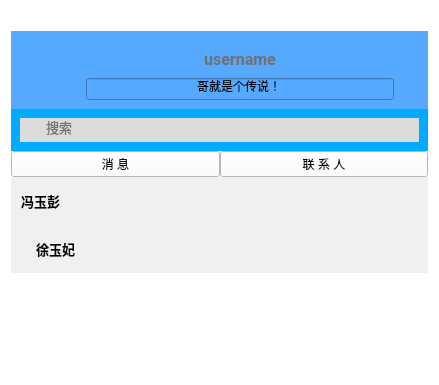
Before: the Qt Designer form Client/client.ui in BIT-Linpop-DevTeam/LinpopClientDemo, drawn with Qt 5; both pictures show x 0 to 439 and y 0 to 385 of the 439 by 666 pixel window.
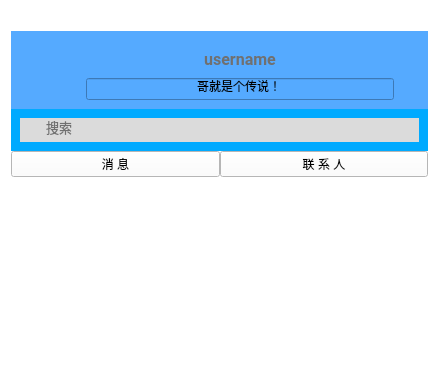
After: the same form once the commit is applied. Icons and pictures are not drawn.

Patch:
```diff
--- a/Client/client.ui
+++ b/Client/client.ui
@@ -781,130 +781,9 @@
               <bold>false</bold>
              </font>
             </property>
-            <layout class="QVBoxLayout" name="verticalLayout_6">
-             <property name="spacing">
-              <number>0</number>
-             </property>
-             <property name="leftMargin">
-              <number>0</number>
-             </property>
-             <property name="topMargin">
-              <number>0</number>
-             </property>
-             <property name="rightMargin">
-              <number>0</number>
-             </property>
-             <property name="bottomMargin">
-              <number>0</number>
-             </property>
+            <layout class="QVBoxLayout" name="verticalLayout_8">
              <item>
-              <widget class="QRadioButton" name="FriendButton1">
-               <property name="sizePolicy">
-                <sizepolicy hsizetype="Expanding" vsizetype="Fixed">
-                 <horstretch>0</horstretch>
-                 <verstretch>0</verstretch>
-                </sizepolicy>
-               </property>
-               <property name="minimumSize">
-                <size>
-                 <width>0</width>
-                 <height>48</height>
-                </size>
-               </property>
-               <property name="font">
-                <font>
-                 <family>Roboto</family>
-                 <pointsize>10</pointsize>
-                 <weight>75</weight>
-                 <bold>true</bold>
-                </font>
-               </property>
-               <property name="styleSheet">
-                <string notr="true">QRadioButton{
-        background-color: rgb(240, 240, 240);
-        spacing: 10px;
-}
-QRadioButton:hover{
-        background-color: rgb(219, 219, 219);
-        spacing: 10px;
-}
-QRadioButton:press{
-        background-color: rgb(219, 219, 219);
-        spacing: 25px;
-}
-QRadioButton:indicator{
-        width: 0px;
-        height: 0px;
-        border: none;
-}</string>
-               </property>
-               <property name="text">
-                <string>冯玉彭</string>
-               </property>
-               <property name="icon">
-                <iconset resource="chatwindowsrc.qrc">
-                 <normaloff>:/src/GUI/notice.png</normaloff>:/src/GUI/notice.png</iconset>
-               </property>
-              </widget>
-             </item>
-             <item>
-              <widget class="QRadioButton" name="radioButton_4">
-               <property name="sizePolicy">
-                <sizepolicy hsizetype="Expanding" vsizetype="Fixed">
-                 <horstretch>0</horstretch>
-                 <verstretch>0</verstretch>
-                </sizepolicy>
-               </property>
-               <property name="minimumSize">
-                <size>
-                 <width>0</width>
-                 <height>48</height>
-                </size>
-               </property>
-               <property name="font">
-                <font>
-                 <family>Roboto</family>
-                 <pointsize>10</pointsize>
-                 <weight>75</weight>
-                 <bold>true</bold>
-                </font>
-               </property>
-               <property name="styleSheet">
-                <string notr="true">QRadioButton{
-        background-color: rgb(240, 240, 240);
-        spacing: 25px;
-}
-QRadioButton:hover{
-        background-color: rgb(219, 219, 219);
-        spacing: 25px;
-}
-QRadioButton:press{
-        background-color: rgb(219, 219, 219);
-        spacing: 25px;
-}
-QRadioButton:indicator{
-        width: 0px;
-        height: 0px;
-        border: none;
-}</string>
-               </property>
-               <property name="text">
-                <string>徐玉妃</string>
-               </property>
-              </widget>
-             </item>
-             <item>
-              <spacer name="verticalSpacer">
-               <property name="orientation">
-                <enum>Qt::Vertical</enum>
-               </property>
-               <property name="sizeHint" stdset="0">
-                <size>
-                 <width>20</width>
-                 <height>40</height>
-                </size>
-               </property>
-              </spacer>
+              <layout class="QVBoxLayout" name="verticalLayout_6"/>
              </item>
             </layout>
            </widget>
```
Left out of the diff: 8 changed lines with no effect on the pictures.
